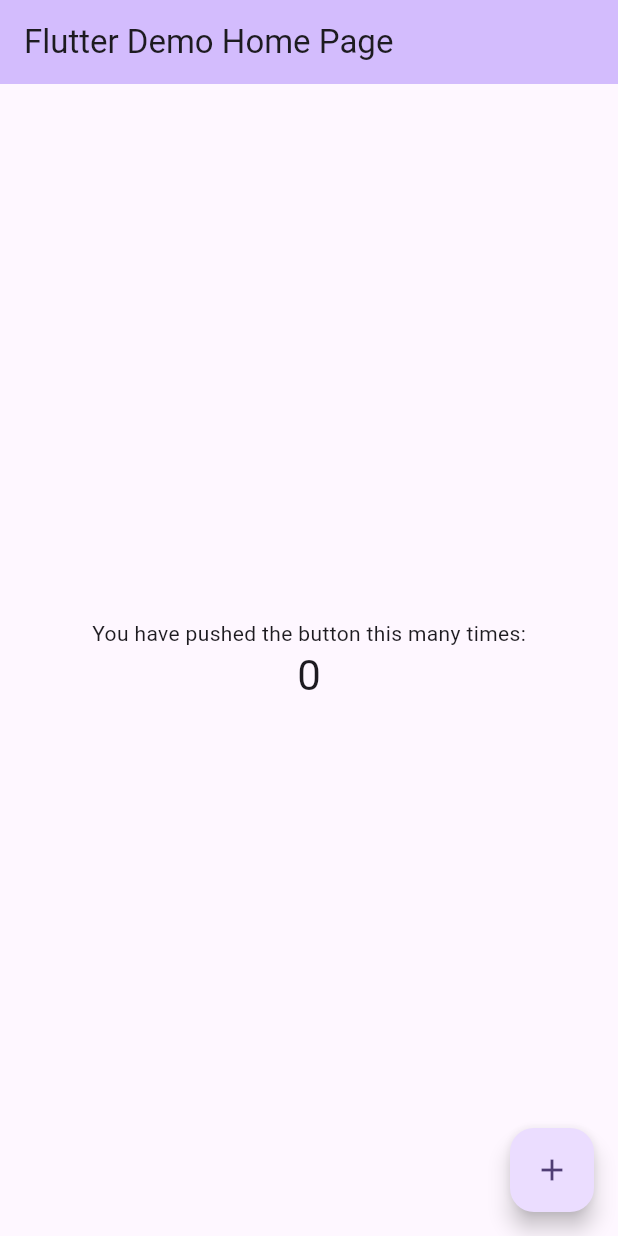
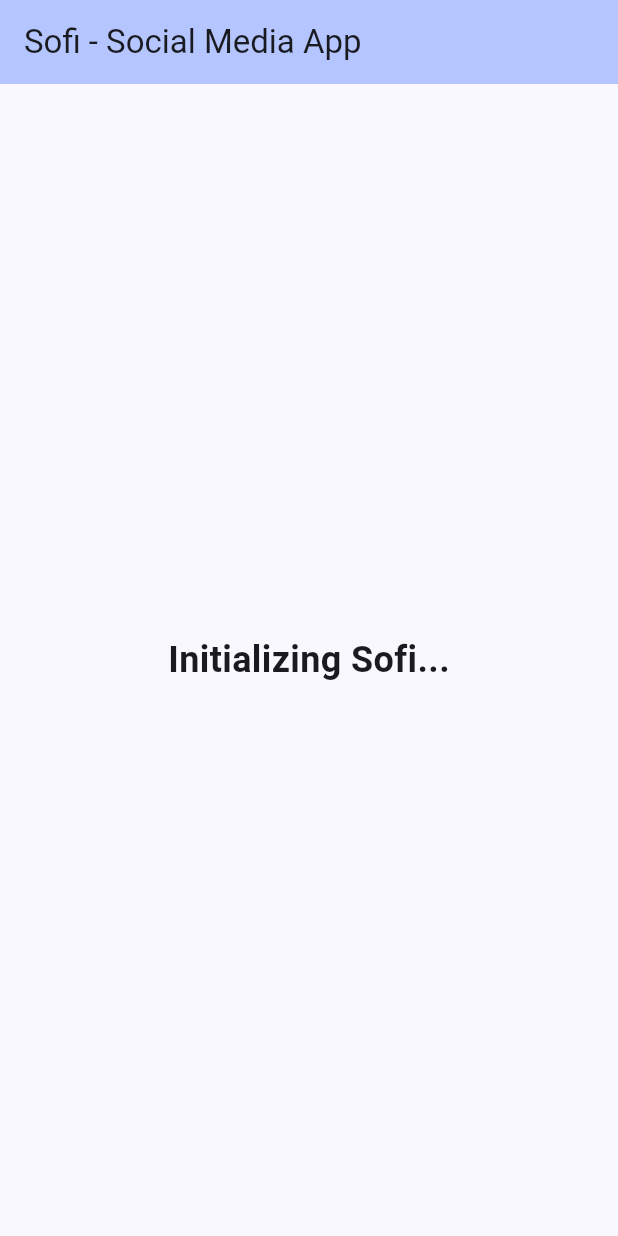
Before and after one commit to arkefallen/sofi, a Flutter app: the screen it shows after launch, on a phone screen of 412 x 824 dp. Run offline on Flutter 3.47's test engine with Material 3 defaults, Android fonts, the phone set to English and light mode, and no system bars; our stand-ins replace google_fonts; Roboto replaces fonts that are missing (Sofia Sans).

Commit message:
refactor: update package name and bundle identifier to id.arkefallen.sofi; add text theme utility and home screen widget

```diff
--- /dev/null
+++ b/lib/core/util.dart
@@ -0,0 +1,19 @@
+import 'package:flutter/material.dart';
+import 'package:google_fonts/google_fonts.dart';
+
+TextTheme createTextTheme(
+    BuildContext context, String bodyFontString, String displayFontString) {
+  TextTheme baseTextTheme = Theme.of(context).textTheme;
+  TextTheme bodyTextTheme = GoogleFonts.getTextTheme(bodyFontString, baseTextTheme);
+  TextTheme displayTextTheme =
+      GoogleFonts.getTextTheme(displayFontString, baseTextTheme);
+  TextTheme textTheme = displayTextTheme.copyWith(
+    bodyLarge: bodyTextTheme.bodyLarge,
+    bodyMedium: bodyTextTheme.bodyMedium,
+    bodySmall: bodyTextTheme.bodySmall,
+    labelLarge: bodyTextTheme.labelLarge,
+    labelMedium: bodyTextTheme.labelMedium,
+    labelSmall: bodyTextTheme.labelSmall,
+  );
+  return textTheme;
+}
--- a/lib/main.dart
+++ b/lib/main.dart
@@ -1,125 +1,24 @@
 import 'package:flutter/material.dart';
+import 'package:sofi/core/theme.dart';
+import 'package:sofi/core/util.dart';
+import 'package:sofi/presentation/screen/home_screen.dart';
 
 void main() {
-  runApp(const MyApp());
+  runApp(const SofiApp());
 }
 
-class MyApp extends StatelessWidget {
-  const MyApp({super.key});
+class SofiApp extends StatelessWidget {
+  const SofiApp({super.key});
 
-  // This widget is the root of your application.
   @override
   Widget build(BuildContext context) {
+    final brightness = View.of(context).platformDispatcher.platformBrightness;
+    TextTheme textTheme = createTextTheme(context, "Sofia Sans", "Sofia Sans");
+    SofiTheme theme = SofiTheme(textTheme);
     return MaterialApp(
-      title: 'Flutter Demo',
-      theme: ThemeData(
-        // This is the theme of your application.
-        //
-        // TRY THIS: Try running your application with "flutter run". You'll see
-        // the application has a purple toolbar. Then, without quitting the app,
-        // try changing the seedColor in the colorScheme below to Colors.green
-        // and then invoke "hot reload" (save your changes or press the "hot
-        // reload" button in a Flutter-supported IDE, or press "r" if you used
-        // the command line to start the app).
-        //
-        // Notice that the counter didn't reset back to zero; the application
-        // state is not lost during the reload. To reset the state, use hot
-        // restart instead.
-        //
-        // This works for code too, not just values: Most code changes can be
-        // tested with just a hot reload.
-        colorScheme: ColorScheme.fromSeed(seedColor: Colors.deepPurple),
-        useMaterial3: true,
-      ),
-      home: const MyHomePage(title: 'Flutter Demo Home Page'),
+      title: 'Sofi',
+      theme: brightness == Brightness.light ? theme.light() : theme.dark(),
+      home: const HomeScreen(title: 'Sofi - Social Media App'),
     );
   }
 }
-
-class MyHomePage extends StatefulWidget {
-  const MyHomePage({super.key, required this.title});
-
-  // This widget is the home page of your application. It is stateful, meaning
-  // that it has a State object (defined below) that contains fields that affect
-  // how it looks.
-
-  // This class is the configuration for the state. It holds the values (in this
-  // case the title) provided by the parent (in this case the App widget) and
-  // used by the build method of the State. Fields in a Widget subclass are
-  // always marked "final".
-
-  final String title;
-
-  @override
-  State<MyHomePage> createState() => _MyHomePageState();
-}
-
-class _MyHomePageState extends State<MyHomePage> {
-  int _counter = 0;
-
-  void _incrementCounter() {
-    setState(() {
-      // This call to setState tells the Flutter framework that something has
-      // changed in this State, which causes it to rerun the build method below
-      // so that the display can reflect the updated values. If we changed
-      // _counter without calling setState(), then the build method would not be
-      // called again, and so nothing would appear to happen.
-      _counter++;
-    });
-  }
-
-  @override
-  Widget build(BuildContext context) {
-    // This method is rerun every time setState is called, for instance as done
-    // by the _incrementCounter method above.
-    //
-    // The Flutter framework has been optimized to make rerunning build methods
-    // fast, so that you can just rebuild anything that needs updating rather
-    // than having to individually change instances of widgets.
-    return Scaffold(
-      appBar: AppBar(
-        // TRY THIS: Try changing the color here to a specific color (to
-        // Colors.amber, perhaps?) and trigger a hot reload to see the AppBar
-        // change color while the other colors stay the same.
-        backgroundColor: Theme.of(context).colorScheme.inversePrimary,
-        // Here we take the value from the MyHomePage object that was created by
-        // the App.build method, and use it to set our appbar title.
-        title: Text(widget.title),
-      ),
-      body: Center(
-        // Center is a layout widget. It takes a single child and positions it
-        // in the middle of the parent.
-        child: Column(
-          // Column is also a layout widget. It takes a list of children and
-          // arranges them vertically. By default, it sizes itself to fit its
-          // children horizontally, and tries to be as tall as its parent.
-          //
-          // Column has various properties to control how it sizes itself and
-          // how it positions its children. Here we use mainAxisAlignment to
-          // center the children vertically; the main axis here is the vertical
-          // axis because Columns are vertical (the cross axis would be
-          // horizontal).
-          //
-          // TRY THIS: Invoke "debug painting" (choose the "Toggle Debug Paint"
-          // action in the IDE, or press "p" in the console), to see the
-          // wireframe for each widget.
-          mainAxisAlignment: MainAxisAlignment.center,
-          children: <Widget>[
-            const Text(
-              'You have pushed the button this many times:',
-            ),
-            Text(
-              '$_counter',
-              style: Theme.of(context).textTheme.headlineMedium,
-            ),
-          ],
-        ),
-      ),
-      floatingActionButton: FloatingActionButton(
-        onPressed: _incrementCounter,
-        tooltip: 'Increment',
-        child: const Icon(Icons.add),
-      ), // This trailing comma makes auto-formatting nicer for build methods.
-    );
-  }
-}
--- /dev/null
+++ b/lib/presentation/screen/home_screen.dart
@@ -0,0 +1,37 @@
+import 'package:flutter/material.dart';
+
+class HomeScreen extends StatefulWidget {
+  const HomeScreen({super.key, required this.title});
+
+  final String title;
+
+  @override
+  State<HomeScreen> createState() => _HomeScreenState();
+}
+
+class _HomeScreenState extends State<HomeScreen> {
+
+  @override
+  Widget build(BuildContext context) {
+    return Scaffold(
+      appBar: AppBar(
+        backgroundColor: Theme.of(context).colorScheme.inversePrimary,
+        title: Text(widget.title),
+      ),
+      body: const Center(
+        child: Column(
+          mainAxisAlignment: MainAxisAlignment.center,
+          children: <Widget>[
+            Text(
+              'Initializing Sofi...',
+              style: TextStyle(
+                fontSize: 24,
+                fontWeight: FontWeight.bold,
+              ),
+            ),
+          ],
+        ),
+      ),
+    );
+  }
+}
```
Also changed, not shown: lib/core/theme.dart (added, +386 -0 lines), pubspec.yaml (+5 -69 lines), pubspec.lock, 8 other files.
